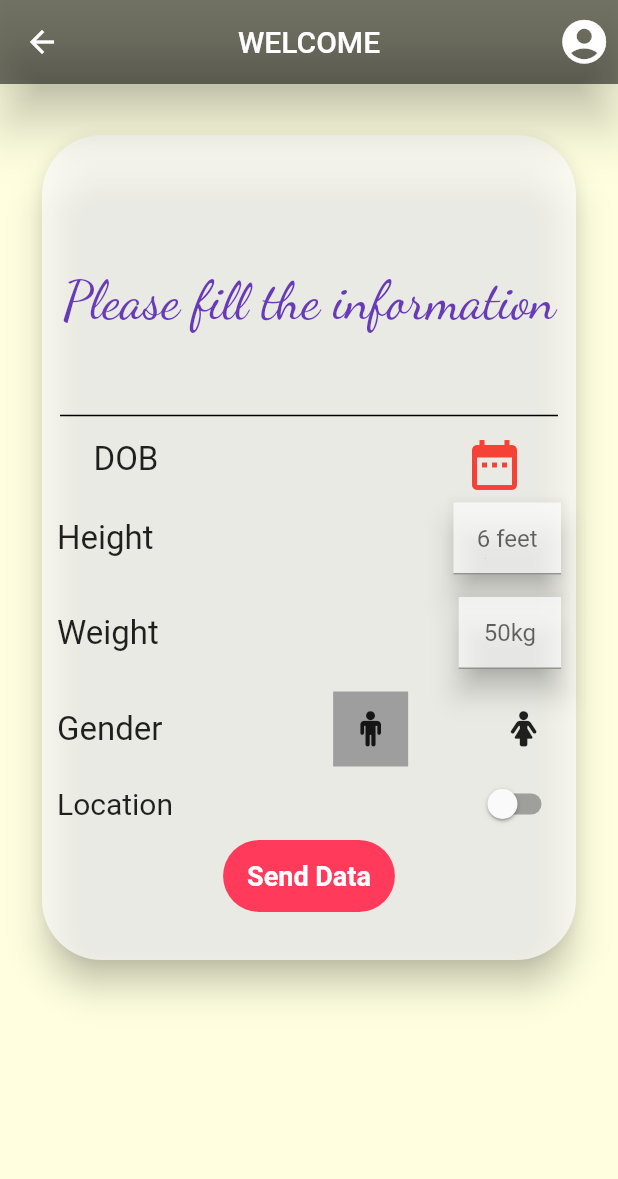
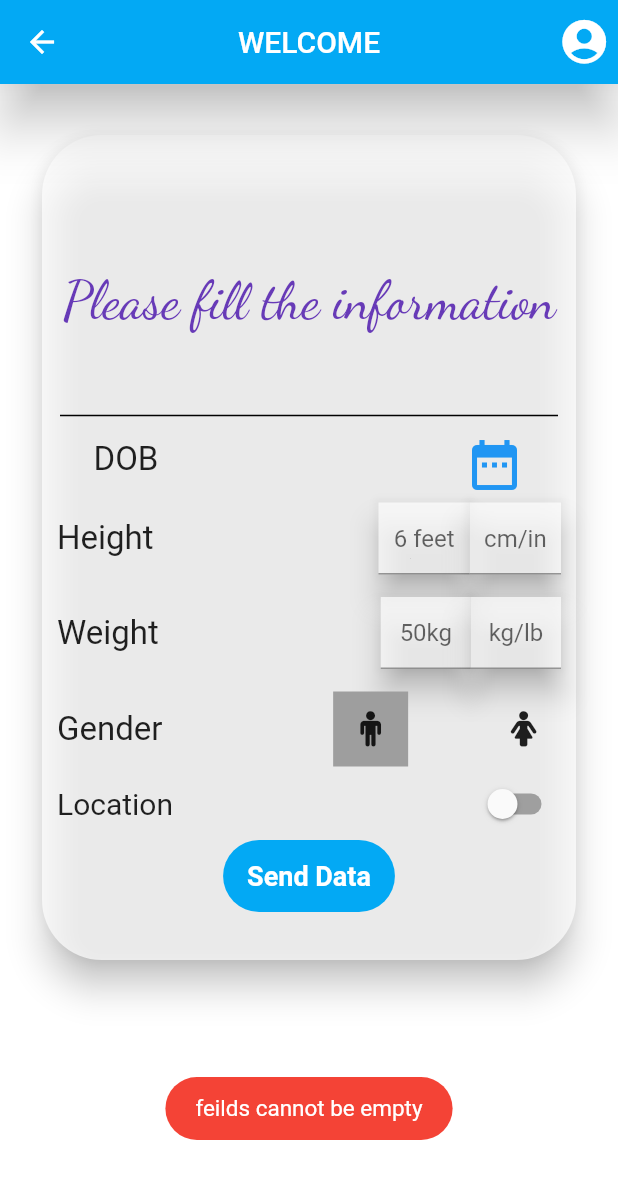
Before and after one commit to moinkhan603/healthApp, a Flutter app: the wlcm screen opened directly, after a tap on "Send Data", on a phone screen of 412 x 824 dp. Shown: the top 1179 px of the screen. Run offline on Flutter 3.47's test engine with Material 2 defaults, Android fonts, the phone set to English and light mode, and no system bars; our stand-ins replace firebase_auth, modal_progress_hud, toast; accounts and stored records are empty.

```diff
--- a/lib/welcome.dart
+++ b/lib/welcome.dart
@@ -4,6 +4,7 @@ import 'myfnts_icons.dart';
 import 'package:flutter/material.dart';
 import 'package:firebase_auth/firebase_auth.dart';
 import 'package:http/http.dart' as http;
+import 'package:toast/toast.dart';
 import 'package:flutter/services.dart';
 //import 'package:geolocator/geolocator.dart';
 
@@ -17,9 +18,11 @@ class wlcm extends StatefulWidget {
   _wlcmState createState() => _wlcmState();
 }
 String mydate='';
-String height='';
-String weight='';
+String height;
+String weight;
 String gender='';
+String height_f;
+String weight_f;
 String location='mororco';
 
 
@@ -89,15 +92,17 @@ class _wlcmState extends State<wlcm> {
       "userid":"111",
       "dob":mydate,
       "hight_value":height,
-      "hight_format":"111",
+      "hight_format":height_f,
       "weight_value":weight,
-      "weight_format":"111",
+      "weight_format":weight_f,
       "gender":gender,
       "location":location
 
 
 
     };
+
+
 
          http.Response response = await http.post(
            uri,
@@ -106,6 +111,8 @@ class _wlcmState extends State<wlcm> {
 
          print(response.body);
          _showDialog();
+
+
   }
 
 
@@ -120,7 +127,7 @@ class _wlcmState extends State<wlcm> {
     return Scaffold(
         appBar: AppBar(centerTitle: true,
 
-          backgroundColor: Colors.black54,
+          backgroundColor: Colors.lightBlue,
 
           title: Text('WELCOME',),
           elevation: 15,
@@ -138,7 +145,7 @@ class _wlcmState extends State<wlcm> {
           ],
 
         ),
-        backgroundColor: Color(0xffFFFFE0),
+        backgroundColor: Color(0xffffffff),
         //  padding: EdgeInsets.symmetric(horizontal: 20),
 
         body: SingleChildScrollView(
@@ -189,7 +196,7 @@ class _wlcmState extends State<wlcm> {
                               style: TextStyle(fontSize: 20),
                             ),
 
-                            IconButton(icon: Icon(Icons.date_range,size: 40,color: Colors.red,), onPressed: () {
+                            IconButton(icon: Icon(Icons.date_range,size: 40,color: Colors.blue,), onPressed: () {
 
                               selectdate(context);
 
@@ -204,7 +211,7 @@ class _wlcmState extends State<wlcm> {
                           children: <Widget>[
 
                             Text('Height',style: TextStyle(fontSize: 22),),
-                            SizedBox(width: 200,),
+                            SizedBox(width: 150,),
                             Expanded(
                               child: Material(
 
@@ -229,6 +236,30 @@ class _wlcmState extends State<wlcm> {
                               ),
 
                             ),
+                            Expanded(
+                              child: Material(
+
+                                elevation: 8.0,
+                                color: Colors.white70,
+                                // borderRadius: BorderRadius.all(Radius.circular(30)),
+                                child: new TextField(
+                                 onChanged: (String value)
+                                  {
+                                    height_f=value;
+                                  },
+                                  textAlign: TextAlign.center,
+
+
+                                  decoration: InputDecoration(
+
+
+
+                                    hintText: "cm/in",),
+                                ),
+
+                              ),
+
+                            ),
 
 
 
@@ -243,7 +274,7 @@ class _wlcmState extends State<wlcm> {
                           children: <Widget>[
 
                             Text('Weight',style: TextStyle(fontSize: 22),),
-                            SizedBox(width: 200,),
+                            SizedBox(width: 148,),
                             Expanded(
                               child: Material(
 
@@ -263,6 +294,30 @@ class _wlcmState extends State<wlcm> {
 
 
                                     hintText: "50kg",),
+                                ),
+
+                              ),
+
+                            ),
+                            Expanded(
+                              child: Material(
+
+                                elevation: 8.0,
+                                color: Colors.white70,
+                                // borderRadius: BorderRadius.all(Radius.circular(30)),
+                                child: new TextField(
+                                  onChanged: (String value)
+                                  {
+                                    weight_f=value;
+                                  },
+                                  textAlign: TextAlign.center,
+
+
+                                  decoration: InputDecoration(
+
+
+
+                                    hintText: "kg/lb",),
                                 ),
 
                               ),
@@ -320,7 +375,7 @@ class _wlcmState extends State<wlcm> {
                           children: <Widget>[
 
                             Text('Location',style: TextStyle(fontSize: 20),),SizedBox(width: 10,),
-                            Switch(activeColor: Colors.red,
+                            Switch(activeColor: Colors.lightBlue,
                               onChanged: (val) => setState(()
                               {
                                 _isSwitched = val;
@@ -352,7 +407,7 @@ class _wlcmState extends State<wlcm> {
                             child: Container(
                               decoration: BoxDecoration(
                                   borderRadius: BorderRadius.all(Radius.circular(100)),
-                                  color: Color(0xffff3a5a)),
+                                  color: Colors.lightBlue),
                               child: FlatButton(
 
                                 child: Text(
@@ -364,8 +419,17 @@ class _wlcmState extends State<wlcm> {
                                 ),
                                 onPressed: ()
                                 {
+                                  if(height==null||weight==null||weight_f==null||height_f==null)
+                                  {
+                                    Toast.show(
+                                        "feilds cannot be empty",
+
+                                        context, duration: Toast.LENGTH_SHORT, gravity:  Toast.BOTTOM,backgroundColor:Colors.red);
+
+                                  }
+                                  else {
                                     postTest();
-
+                                  }
                                 },
                               ),
                             ))
--- a/pubspec.yaml
+++ b/pubspec.yaml
@@ -27,6 +27,7 @@ dependencies:
   firebase_auth: ^0.8.4+4
   modal_progress_hud: ^0.1.3
   http: ^0.12.0+4
+  toast: ^0.1.5
 
 
 
```
Also changed, not shown: lib/main.dart (+18 -5 lines), lib/registration.dart (+33 -21 lines), lib/registration2.dart (+20 -12 lines), pubspec.lock. Lines whose indentation alone changed are shown as unchanged.
